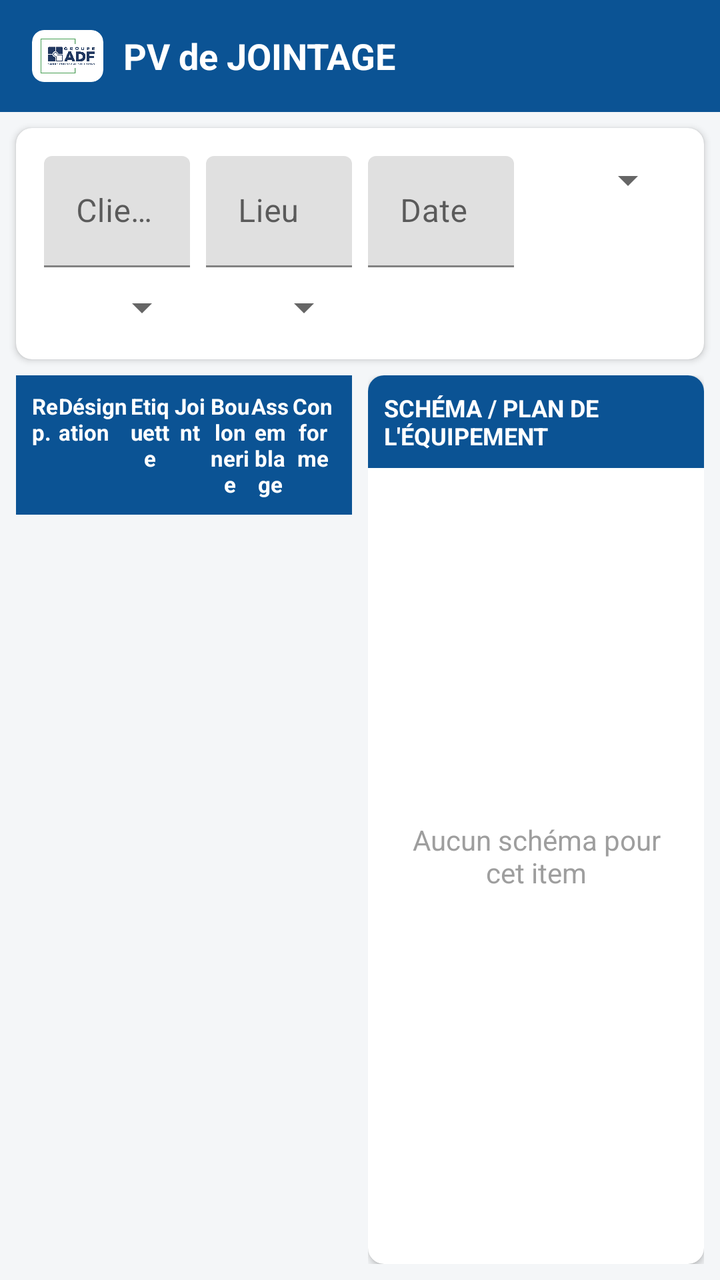
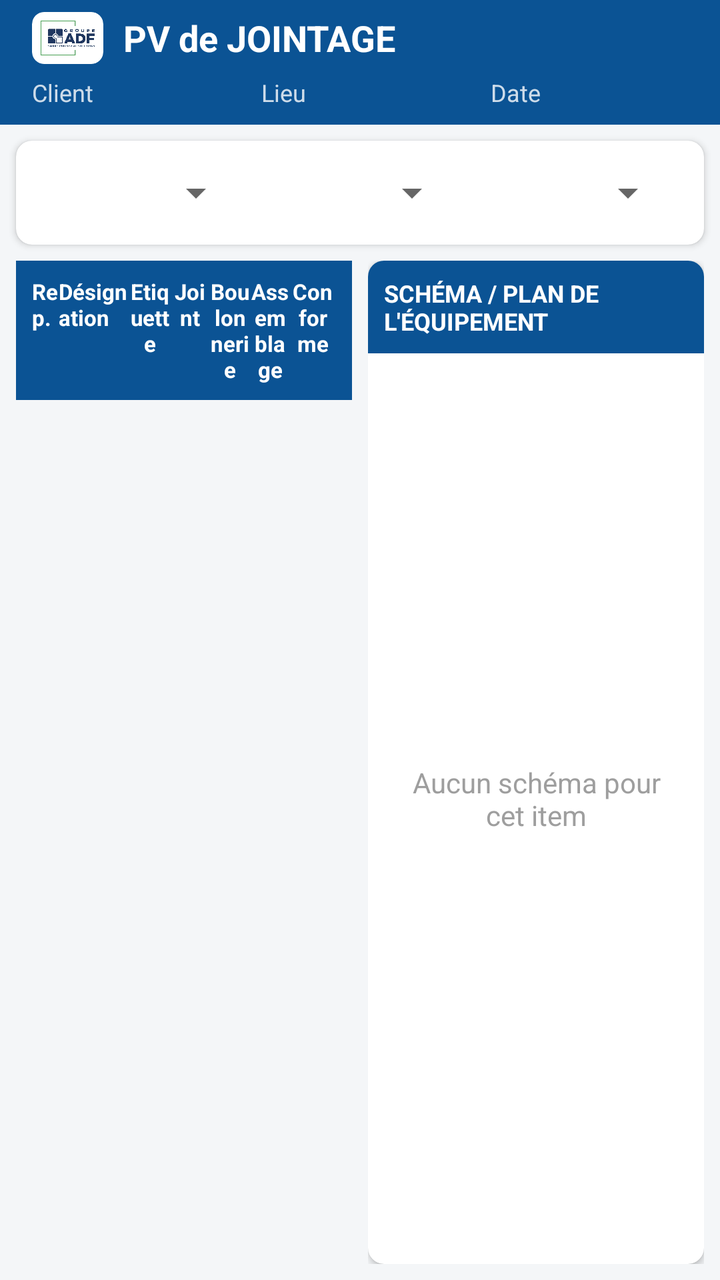

Before-and-after screenshots of an Android layout around one commit, followed by the original layout XML and the change that was made.
<!-- AndroidManifest.xml: application theme Theme.PVJointage -->
<!-- res/layout/activity_main.xml -->
<?xml version="1.0" encoding="utf-8"?>
<LinearLayout xmlns:android="http://schemas.android.com/apk/res/android"
    xmlns:app="http://schemas.android.com/apk/res-auto"
    android:layout_width="match_parent"
    android:layout_height="match_parent"
    android:orientation="vertical"
    android:background="@color/background">

    <com.google.android.material.appbar.MaterialToolbar
        android:id="@+id/toolbar"
        android:layout_width="match_parent"
        android:layout_height="?attr/actionBarSize"
        android:background="@color/primary">

        <LinearLayout
            android:layout_width="wrap_content"
            android:layout_height="wrap_content"
            android:orientation="horizontal"
            android:gravity="center_vertical">

            <androidx.cardview.widget.CardView
                android:layout_width="wrap_content"
                android:layout_height="wrap_content"
                android:layout_marginEnd="10dp"
                app:cardBackgroundColor="@color/white"
                app:cardCornerRadius="6dp"
                app:cardElevation="0dp">

                <ImageView
                    android:id="@+id/imgLogo"
                    android:layout_width="wrap_content"
                    android:layout_height="26dp"
                    android:padding="4dp"
                    android:adjustViewBounds="true"
                    android:scaleType="fitCenter"
                    android:src="@drawable/logo_adf"
                    android:contentDescription="@string/app_name" />
            </androidx.cardview.widget.CardView>

            <TextView
                android:layout_width="wrap_content"
                android:layout_height="wrap_content"
                android:text="@string/titre_onglet_principal"
                android:textColor="@color/white"
                android:textSize="18sp"
                android:textStyle="bold" />
        </LinearLayout>
    </com.google.android.material.appbar.MaterialToolbar>

    
    <androidx.cardview.widget.CardView
        android:layout_width="match_parent"
        android:layout_height="wrap_content"
        app:cardCornerRadius="8dp"
        app:cardElevation="2dp"
        android:layout_margin="8dp">

        <GridLayout
            android:layout_width="match_parent"
            android:layout_height="wrap_content"
            android:padding="10dp"
            android:columnCount="4">

            
            <com.google.android.material.textfield.TextInputLayout
                android:layout_width="0dp"
                android:layout_height="wrap_content"
                android:layout_columnWeight="1"
                android:layout_margin="4dp"
                android:hint="@string/client">
                <com.google.android.material.textfield.TextInputEditText
                    android:id="@+id/etClient"
                    android:layout_width="match_parent"
                    android:layout_height="wrap_content"
                    android:focusable="false"
                    android:focusableInTouchMode="false"
                    android:cursorVisible="false"
                    android:longClickable="false" />
            </com.google.android.material.textfield.TextInputLayout>

            <com.google.android.material.textfield.TextInputLayout
                android:layout_width="0dp"
                android:layout_height="wrap_content"
                android:layout_columnWeight="1"
                android:layout_margin="4dp"
                android:hint="@string/lieu">
                <com.google.android.material.textfield.TextInputEditText
                    android:id="@+id/etLieu"
                    android:layout_width="match_parent"
                    android:layout_height="wrap_content"
                    android:focusable="false"
                    android:focusableInTouchMode="false"
                    android:cursorVisible="false"
                    android:longClickable="false" />
            </com.google.android.material.textfield.TextInputLayout>

            <com.google.android.material.textfield.TextInputLayout
                android:layout_width="0dp"
                android:layout_height="wrap_content"
                android:layout_columnWeight="1"
                android:layout_margin="4dp"
                android:hint="@string/date">
                <com.google.android.material.textfield.TextInputEditText
                    android:id="@+id/etDate"
                    android:layout_width="match_parent"
                    android:layout_height="wrap_content"
                    android:focusable="false"
                    android:focusableInTouchMode="false"
                    android:cursorVisible="false"
                    android:longClickable="false" />
            </com.google.android.material.textfield.TextInputLayout>

            <Spinner
                android:id="@+id/spUnite"
                android:layout_width="0dp"
                android:layout_height="wrap_content"
                android:layout_columnWeight="1"
                android:layout_margin="4dp" />

            <Spinner
                android:id="@+id/spFamille"
                android:layout_width="0dp"
                android:layout_height="wrap_content"
                android:layout_columnWeight="1"
                android:layout_margin="4dp" />

            <Spinner
                android:id="@+id/spItem"
                android:layout_width="0dp"
                android:layout_height="wrap_content"
                android:layout_columnWeight="1"
                android:layout_margin="4dp" />
        </GridLayout>
    </androidx.cardview.widget.CardView>

    
    <LinearLayout
        android:layout_width="match_parent"
        android:layout_height="0dp"
        android:layout_weight="1"
        android:orientation="horizontal">

        
        <LinearLayout
            android:layout_width="0dp"
            android:layout_height="match_parent"
            android:layout_weight="1"
            android:orientation="vertical"
            android:paddingStart="8dp"
            android:paddingEnd="4dp"
            android:paddingBottom="8dp">

            <LinearLayout
                android:layout_width="match_parent"
                android:layout_height="wrap_content"
                android:orientation="horizontal"
                android:background="@color/primary"
                android:padding="8dp">

                <TextView android:layout_width="0dp" android:layout_height="wrap_content" android:layout_weight="0.6" android:text="@string/col_rep" android:textColor="@color/white" android:textStyle="bold" android:textSize="11sp"/>
                <TextView android:layout_width="0dp" android:layout_height="wrap_content" android:layout_weight="1.6" android:text="@string/col_designation" android:textColor="@color/white" android:textStyle="bold" android:textSize="11sp"/>
                <TextView android:layout_width="0dp" android:layout_height="wrap_content" android:layout_weight="0.9" android:text="@string/col_etiquette" android:textColor="@color/white" android:textStyle="bold" android:gravity="center" android:textSize="11sp"/>
                <TextView android:layout_width="0dp" android:layout_height="wrap_content" android:layout_weight="0.9" android:text="@string/col_joint" android:textColor="@color/white" android:textStyle="bold" android:gravity="center" android:textSize="11sp"/>
                <TextView android:layout_width="0dp" android:layout_height="wrap_content" android:layout_weight="0.9" android:text="@string/col_boulonnerie" android:textColor="@color/white" android:textStyle="bold" android:gravity="center" android:textSize="11sp"/>
                <TextView android:layout_width="0dp" android:layout_height="wrap_content" android:layout_weight="0.9" android:text="@string/col_assemblage" android:textColor="@color/white" android:textStyle="bold" android:gravity="center" android:textSize="11sp"/>
                <TextView android:layout_width="0dp" android:layout_height="wrap_content" android:layout_weight="1" android:text="@string/col_conforme" android:textColor="@color/white" android:textStyle="bold" android:gravity="center" android:textSize="11sp"/>
            </LinearLayout>

            <androidx.recyclerview.widget.RecyclerView
                android:id="@+id/rvBrides"
                android:layout_width="match_parent"
                android:layout_height="0dp"
                android:layout_weight="1" />
        </LinearLayout>

        
        <LinearLayout
            android:layout_width="0dp"
            android:layout_height="match_parent"
            android:layout_weight="1"
            android:orientation="vertical"
            android:paddingStart="4dp"
            android:paddingEnd="8dp"
            android:paddingBottom="8dp">

            <androidx.cardview.widget.CardView
                android:layout_width="match_parent"
                android:layout_height="match_parent"
                app:cardCornerRadius="8dp"
                app:cardElevation="2dp">

                <LinearLayout
                    android:layout_width="match_parent"
                    android:layout_height="match_parent"
                    android:orientation="vertical">

                    <TextView
                        android:layout_width="match_parent"
                        android:layout_height="wrap_content"
                        android:background="@color/primary"
                        android:textColor="@color/white"
                        android:textStyle="bold"
                        android:textSize="12sp"
                        android:padding="8dp"
                        android:text="@string/schema_titre" />

                    <FrameLayout
                        android:layout_width="match_parent"
                        android:layout_height="0dp"
                        android:layout_weight="1">

                        <ImageView
                            android:id="@+id/imgSchema"
                            android:layout_width="match_parent"
                            android:layout_height="match_parent"
                            android:scaleType="fitCenter"
                            android:contentDescription="@string/schema_titre"
                            android:clickable="true"
                            android:focusable="true"
                            android:visibility="gone" />

                        <LinearLayout
                            android:id="@+id/emptySchemaLayout"
                            android:layout_width="match_parent"
                            android:layout_height="match_parent"
                            android:orientation="vertical"
                            android:gravity="center"
                            android:padding="16dp">

                            <TextView
                                android:layout_width="wrap_content"
                                android:layout_height="wrap_content"
                                android:text="@string/aucun_schema"
                                android:textColor="@color/en_attente"
                                android:gravity="center"
                                android:layout_marginBottom="10dp" />
                        </LinearLayout>
                    </FrameLayout>
                </LinearLayout>
            </androidx.cardview.widget.CardView>
        </LinearLayout>

    </LinearLayout>
</LinearLayout>
<!-- resources referenced by this layout -->
<resources>
  <color name="background">#F4F6F8</color>
  <color name="en_attente">#9E9E9E</color>
  <color name="primary">#0B5394</color>
  <color name="white">#FFFFFF</color>
  <!-- drawable logo_adf: png bitmap (drawable, 181390 bytes) -->
  <string name="app_name">PV Jointage</string>
  <string name="aucun_schema">Aucun schéma pour cet item</string>
  <string name="client">Client</string>
  <string name="col_assemblage">Assemblage</string>
  <string name="col_boulonnerie">Boulonnerie</string>
  <string name="col_conforme">Conforme</string>
  <string name="col_designation">Désignation</string>
  <string name="col_etiquette">Etiquette</string>
  <string name="col_joint">Joint</string>
  <string name="col_rep">Rep.</string>
  <string name="date">Date</string>
  <string name="lieu">Lieu</string>
  <string name="schema_titre">SCHÉMA / PLAN DE L\'ÉQUIPEMENT</string>
  <string name="titre_onglet_principal">PV de JOINTAGE</string>
  <style name="Theme.PVJointage" parent="Theme.MaterialComponents.DayNight.NoActionBar">
          <item name="colorPrimary">@color/primary</item>
          <item name="colorPrimaryDark">@color/primary_dark</item>
          <item name="colorAccent">@color/accent</item>
          <item name="android:windowBackground">@color/background</item>
      </style>
  <color name="primary_dark">#073763</color>
  <color name="accent">#F1C232</color>
</resources>

<!-- the commit's change to res/layout/activity_main.xml (unified diff, before → after) -->
@@ -9,41 +9,121 @@
     <com.google.android.material.appbar.MaterialToolbar
         android:id="@+id/toolbar"
         android:layout_width="match_parent"
-        android:layout_height="?attr/actionBarSize"
-        android:background="@color/primary">
+        android:layout_height="wrap_content"
+        android:background="@color/primary"
+        app:actionMenuTextColor="@color/white">
 
         <LinearLayout
-            android:layout_width="wrap_content"
+            android:layout_width="match_parent"
             android:layout_height="wrap_content"
-            android:orientation="horizontal"
-            android:gravity="center_vertical">
-
-            <androidx.cardview.widget.CardView
+            android:orientation="vertical"
+            android:paddingTop="6dp"
+            android:paddingBottom="8dp">
+
+            <LinearLayout
                 android:layout_width="wrap_content"
                 android:layout_height="wrap_content"
-                android:layout_marginEnd="10dp"
-                app:cardBackgroundColor="@color/white"
-                app:cardCornerRadius="6dp"
-                app:cardElevation="0dp">
-
-                <ImageView
-                    android:id="@+id/imgLogo"
+                android:orientation="horizontal"
+                android:gravity="center_vertical">
+
+                <androidx.cardview.widget.CardView
                     android:layout_width="wrap_content"
-                    android:layout_height="26dp"
-                    android:padding="4dp"
-                    android:adjustViewBounds="true"
-                    android:scaleType="fitCenter"
-                    android:src="@drawable/logo_adf"
-                    android:contentDescription="@string/app_name" />
-            </androidx.cardview.widget.CardView>
-
-            <TextView
-                android:layout_width="wrap_content"
-                android:layout_height="wrap_content"
-                android:text="@string/titre_onglet_principal"
-                android:textColor="@color/white"
-                android:textSize="18sp"
-                android:textStyle="bold" />
+                    android:layout_height="wrap_content"
+                    android:layout_marginEnd="10dp"
+                    app:cardBackgroundColor="@color/white"
+                    app:cardCornerRadius="6dp"
+                    app:cardElevation="0dp">
+
+                    <ImageView
+                        android:id="@+id/imgLogo"
+                        android:layout_width="wrap_content"
+                        android:layout_height="26dp"
+                        android:padding="4dp"
+                        android:adjustViewBounds="true"
+                        android:scaleType="fitCenter"
+                        android:src="@drawable/logo_adf"
+                        android:contentDescription="@string/app_name" />
+                </androidx.cardview.widget.CardView>
+
+                <TextView
+                    android:layout_width="wrap_content"
+                    android:layout_height="wrap_content"
+                    android:text="@string/titre_onglet_principal"
+                    android:textColor="@color/white"
+                    android:textSize="18sp"
+                    android:textStyle="bold" />
+            </LinearLayout>
+
+            
+            <LinearLayout
+                android:layout_width="match_parent"
+                android:layout_height="wrap_content"
+                android:orientation="horizontal"
+                android:layout_marginTop="6dp">
+
+                <LinearLayout
+                    android:layout_width="0dp"
+                    android:layout_height="wrap_content"
+                    android:layout_weight="1"
+                    android:orientation="horizontal">
+                    <TextView
+                        android:layout_width="wrap_content"
+                        android:layout_height="wrap_content"
+                        android:text="@string/client"
+                        android:textColor="#CCFFFFFF"
+                        android:textSize="12sp" />
+                    <TextView
+                        android:id="@+id/etClient"
+                        android:layout_width="wrap_content"
+                        android:layout_height="wrap_content"
+                        android:layout_marginStart="4dp"
+                        android:textColor="@color/white"
+                        android:textStyle="bold"
+                        android:textSize="12sp" />
+                </LinearLayout>
+
+                <LinearLayout
+                    android:layout_width="0dp"
+                    android:layout_height="wrap_content"
+                    android:layout_weight="1"
+                    android:orientation="horizontal">
+                    <TextView
+                        android:layout_width="wrap_content"
+                        android:layout_height="wrap_content"
+                        android:text="@string/lieu"
+                        android:textColor="#CCFFFFFF"
+                        android:textSize="12sp" />
+                    <TextView
+                        android:id="@+id/etLieu"
+                        android:layout_width="wrap_content"
+                        android:layout_height="wrap_content"
+                        android:layout_marginStart="4dp"
+                        android:textColor="@color/white"
+                        android:textStyle="bold"
+                        android:textSize="12sp" />
+                </LinearLayout>
+
+                <LinearLayout
+                    android:layout_width="0dp"
+                    android:layout_height="wrap_content"
+                    android:layout_weight="1"
+                    android:orientation="horizontal">
+                    <TextView
+                        android:layout_width="wrap_content"
+                        android:layout_height="wrap_content"
+                        android:text="@string/date"
+                        android:textColor="#CCFFFFFF"
+                        android:textSize="12sp" />
+                    <TextView
+                        android:id="@+id/etDate"
+                        android:layout_width="wrap_content"
+                        android:layout_height="wrap_content"
+                        android:layout_marginStart="4dp"
+                        android:textColor="@color/white"
+                        android:textStyle="bold"
+                        android:textSize="12sp" />
+                </LinearLayout>
+            </LinearLayout>
         </LinearLayout>
     </com.google.android.material.appbar.MaterialToolbar>
 
@@ -60,55 +140,6 @@
             android:layout_height="wrap_content"
             android:padding="10dp"
             android:columnCount="4">
-
-            
-            <com.google.android.material.textfield.TextInputLayout
-                android:layout_width="0dp"
-                android:layout_height="wrap_content"
-                android:layout_columnWeight="1"
-                android:layout_margin="4dp"
-                android:hint="@string/client">
-                <com.google.android.material.textfield.TextInputEditText
-                    android:id="@+id/etClient"
-                    android:layout_width="match_parent"
-                    android:layout_height="wrap_content"
-                    android:focusable="false"
-                    android:focusableInTouchMode="false"
-                    android:cursorVisible="false"
-                    android:longClickable="false" />
-            </com.google.android.material.textfield.TextInputLayout>
-
-            <com.google.android.material.textfield.TextInputLayout
-                android:layout_width="0dp"
-                android:layout_height="wrap_content"
-                android:layout_columnWeight="1"
-                android:layout_margin="4dp"
-                android:hint="@string/lieu">
-                <com.google.android.material.textfield.TextInputEditText
-                    android:id="@+id/etLieu"
-                    android:layout_width="match_parent"
-                    android:layout_height="wrap_content"
-                    android:focusable="false"
-                    android:focusableInTouchMode="false"
-                    android:cursorVisible="false"
-                    android:longClickable="false" />
-            </com.google.android.material.textfield.TextInputLayout>
-
-            <com.google.android.material.textfield.TextInputLayout
-                android:layout_width="0dp"
-                android:layout_height="wrap_content"
-                android:layout_columnWeight="1"
-                android:layout_margin="4dp"
-                android:hint="@string/date">
-                <com.google.android.material.textfield.TextInputEditText
-                    android:id="@+id/etDate"
-                    android:layout_width="match_parent"
-                    android:layout_height="wrap_content"
-                    android:focusable="false"
-                    android:focusableInTouchMode="false"
-                    android:cursorVisible="false"
-                    android:longClickable="false" />
-            </com.google.android.material.textfield.TextInputLayout>
 
             <Spinner
                 android:id="@+id/spUnite"
